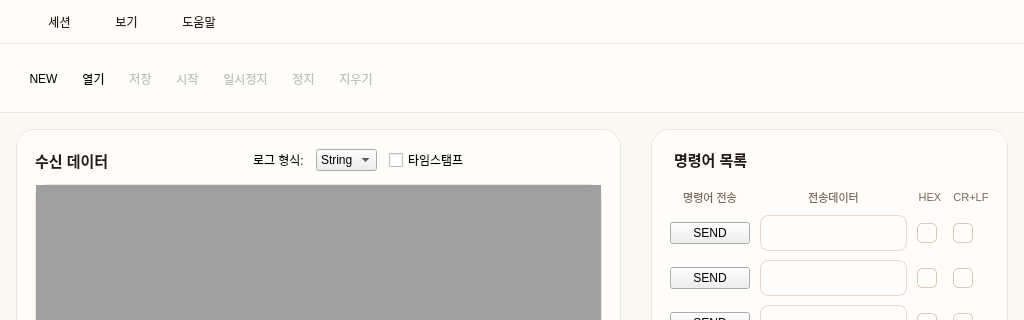
Above: UI/mainWindow.ui from nannaya7/Casa-SerialMonitor before the change; both pictures show x 0 to 1024 and y 0 to 320 of the 1024 by 1085 pixel window. Below: the same form after it.
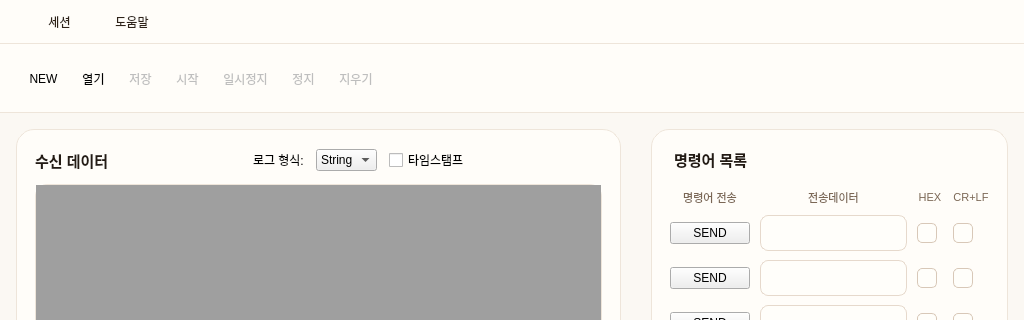
That is the form after the change. Icons and pictures are not drawn.

Diff of the .ui file:
```diff
--- a/UI/mainWindow.ui
+++ b/UI/mainWindow.ui
@@ -1381,18 +1381,12 @@
     </property>
     <addaction name="refresh_ports_action"/>
    </widget>
-   <widget class="QMenu" name="view_menu">
-    <property name="title">
-     <string>보기</string>
-    </property>
-   </widget>
    <widget class="QMenu" name="help_menu">
     <property name="title">
      <string>도움말</string>
     </property>
    </widget>
    <addaction name="session_menu"/>
-   <addaction name="view_menu"/>
    <addaction name="help_menu"/>
   </widget>
   <widget class="QStatusBar" name="statusbar"/>
```
